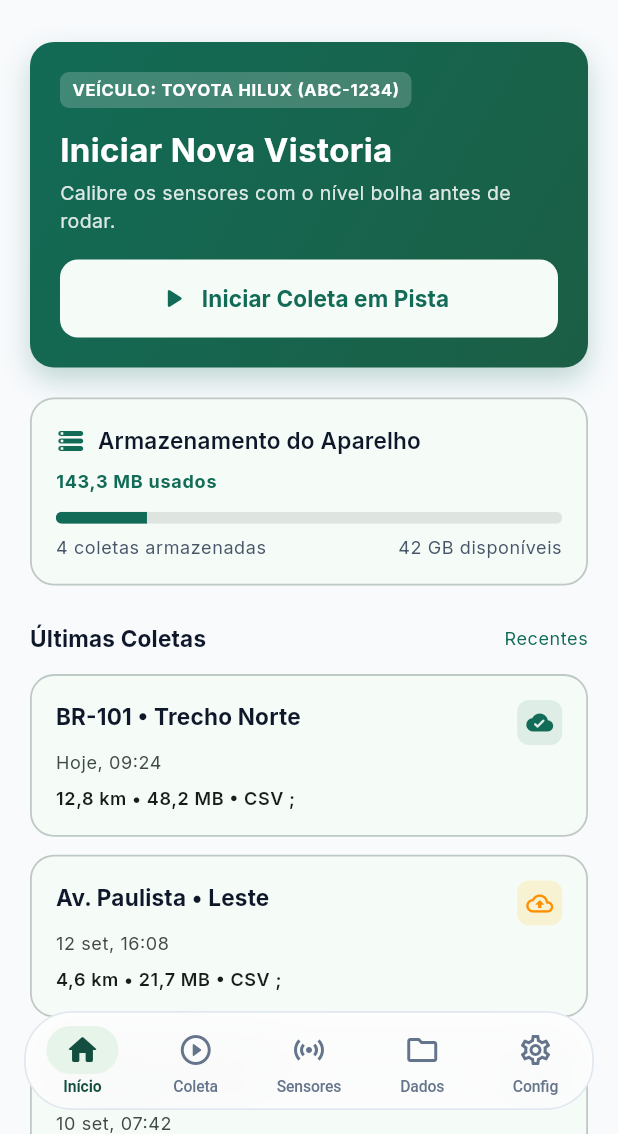
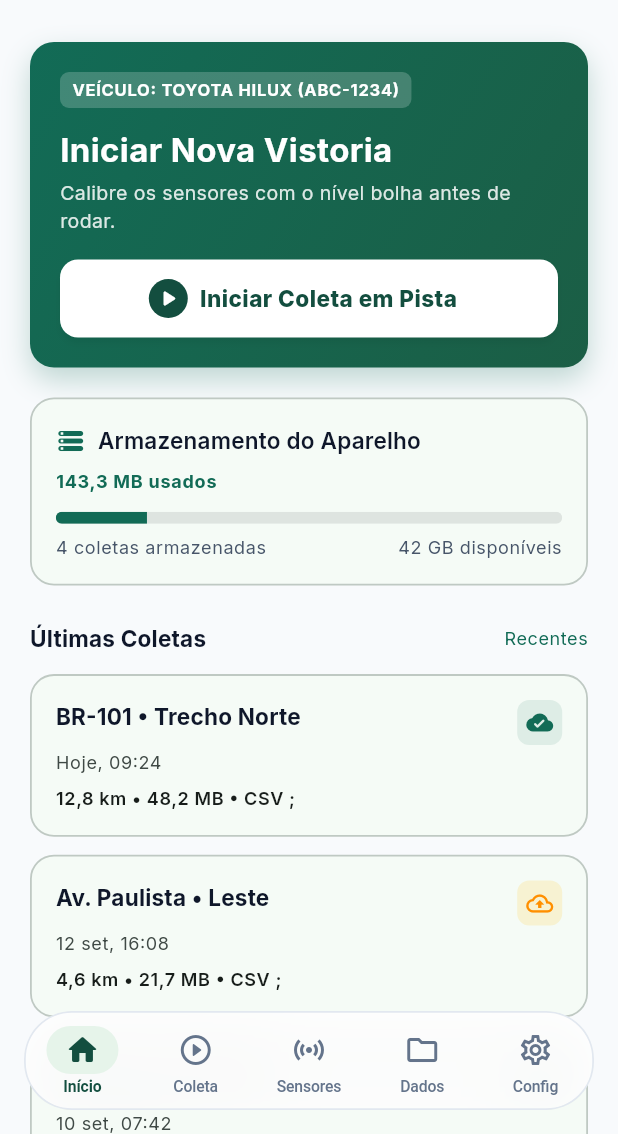
Before and after one commit to ValberSales/roadify-mobile, a Flutter app: the screen it shows after launch, on a phone screen of 412 x 824 dp, the part 102-1236 px from its top. Run offline on Flutter 3.47's test engine with Material 3 defaults, Android fonts, the phone set to English and light mode, and no system bars; our stand-ins replace drift, flex_color_scheme, get_it, google_fonts, sensors_plus; accounts and stored records are empty; generated files the repository leaves out were written again.

Commit message:
fix(home): melhora visibilidade e contraste do botão e ícone de iniciar coleta

```diff
--- a/roadify_app/lib/features/home/presentation/home_screen.dart
+++ b/roadify_app/lib/features/home/presentation/home_screen.dart
@@ -2,6 +2,7 @@ import 'package:flutter/material.dart';
 import '../../../core/database/app_database.dart';
 import '../../../core/database/daos/run_dao.dart';
 import '../../../core/di/setup_locator.dart';
+import '../../../core/theme/app_colors.dart';
 import '../../../core/theme/app_dimensions.dart';
 import '../../../core/theme/theme_controller.dart';
 import '../../../core/theme/theme_extensions.dart';
@@ -118,6 +119,13 @@ class _HomeScreenState extends State<HomeScreen> {
   Widget build(BuildContext context) {
     final colors = context.colors;
     final typography = context.typography;
+    final isDark = context.isDarkMode;
+
+    // Cores de alto contraste para o botão principal de coleta em pista
+    final buttonBg = isDark ? AppColors.limeAccent : Colors.white;
+    final buttonFg = isDark ? AppColors.backgroundDark : AppColors.primary;
+    final iconBadgeBg = isDark ? AppColors.backgroundDark : AppColors.primary;
+    final iconBadgeFg = isDark ? AppColors.limeAccent : Colors.white;
 
     return Scaffold(
       body: SafeArea(
@@ -263,18 +271,35 @@ class _HomeScreenState extends State<HomeScreen> {
                       height: AppDimensions.buttonHeight,
                       child: ElevatedButton.icon(
                         style: ElevatedButton.styleFrom(
-                          backgroundColor: colors.surface,
-                          foregroundColor: colors.primary,
-                          elevation: 0,
+                          backgroundColor: buttonBg,
+                          foregroundColor: buttonFg,
+                          elevation: 2,
+                          shadowColor: Colors.black.withValues(alpha: 0.25),
                           shape: RoundedRectangleBorder(
                             borderRadius: AppDimensions.borderRadiusMedium,
                           ),
                         ),
                         onPressed: widget.onStartCollection,
-                        icon: const Icon(Icons.play_arrow_rounded, size: 22),
-                        label: const Text(
+                        icon: Container(
+                          padding: const EdgeInsets.all(4),
+                          decoration: BoxDecoration(
+                            color: iconBadgeBg,
+                            shape: BoxShape.circle,
+                          ),
+                          child: Icon(
+                            Icons.play_arrow_rounded,
+                            size: 18,
+                            color: iconBadgeFg,
+                          ),
+                        ),
+                        label: Text(
                           'Iniciar Coleta em Pista',
-                          style: TextStyle(fontWeight: FontWeight.w700, fontSize: 15),
+                          style: TextStyle(
+                            fontWeight: FontWeight.w800,
+                            fontSize: 15,
+                            color: buttonFg,
+                            letterSpacing: 0.3,
+                          ),
                         ),
                       ),
                     ),
```
Also changed, not shown: 1 other file.
